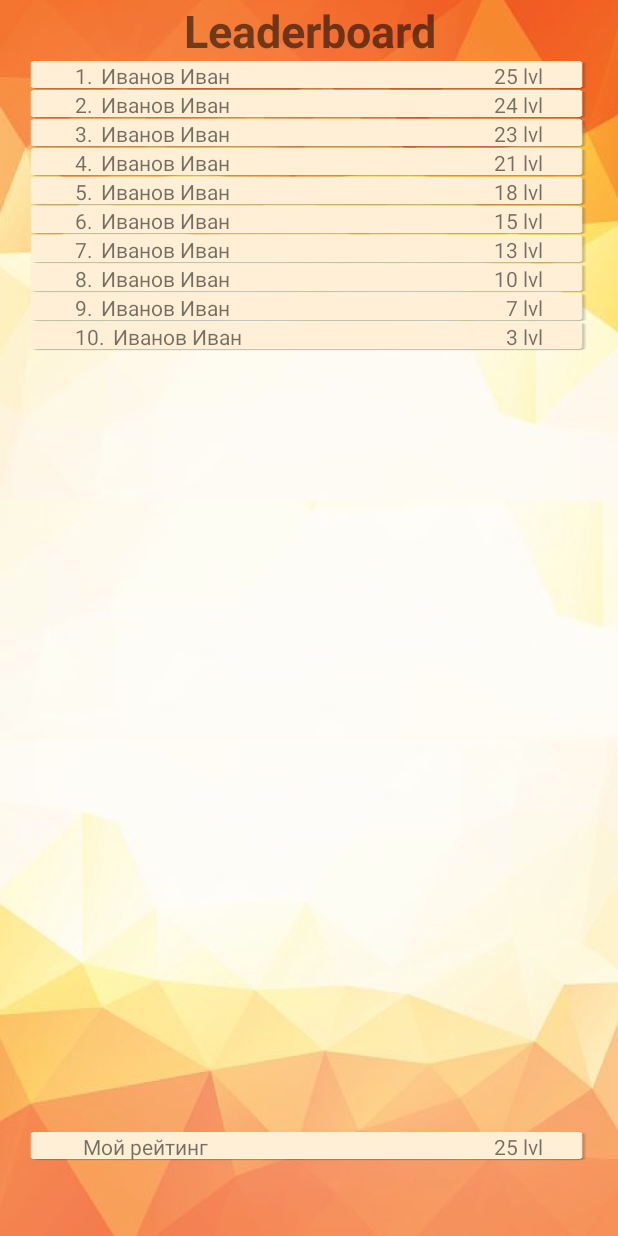
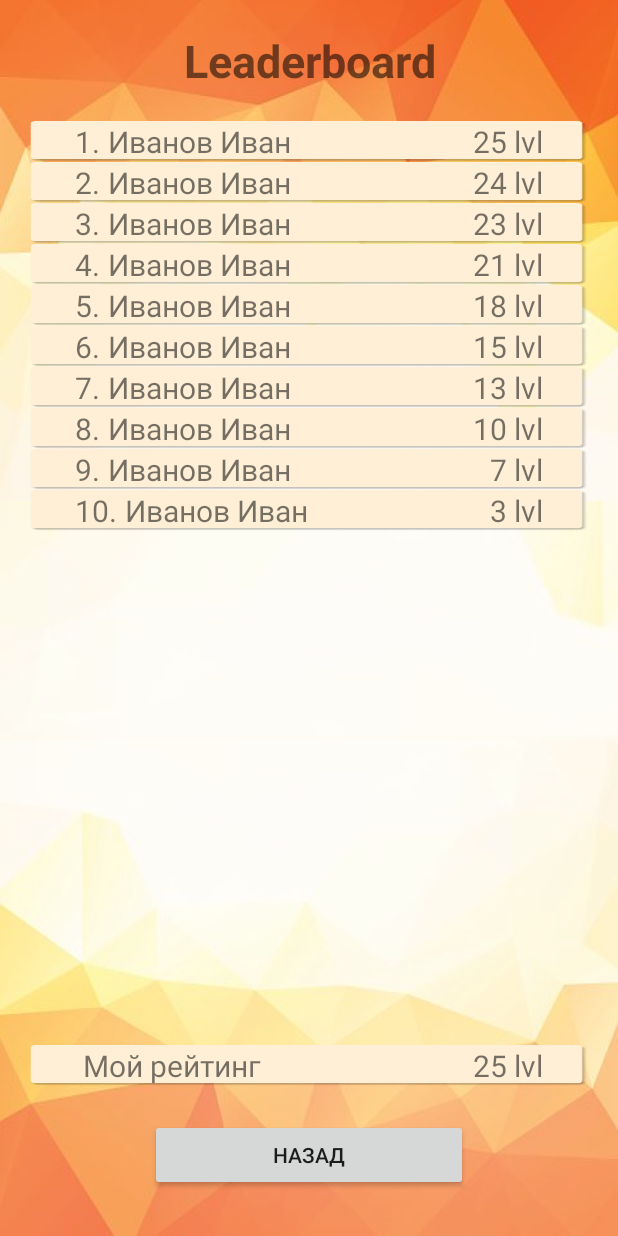
Before and after one commit to Monster155/Child-S, an Android app: the LeaderBoardActivity screen opened directly, with no data from a screen before it, on a phone screen of 412 x 824 dp. Run offline under Robolectric (Android 15) with nearby library versions, the phone set to English and light mode, and no system bars.

Commit message:
Added design + main and info screens

```diff
--- a/app/src/main/AndroidManifest.xml
+++ b/app/src/main/AndroidManifest.xml
@@ -17,6 +17,8 @@
             </intent-filter>
         </activity>
         <activity android:name=".LeaderBoardActivity"></activity>
+        <activity android:name=".InfoActivity"></activity>
+        <activity android:name=".MainActivity"></activity>
     </application>
 
 </manifest>
--- a/app/src/main/java/ru/itlab/child_s/LeaderBoardActivity.java
+++ b/app/src/main/java/ru/itlab/child_s/LeaderBoardActivity.java
@@ -1,10 +1,12 @@
 package ru.itlab.child_s;
 
 import android.app.Activity;
+import android.content.Intent;
 import android.os.Bundle;
 import android.view.LayoutInflater;
 import android.view.View;
 import android.view.ViewGroup;
+import android.widget.Button;
 import android.widget.TextView;
 
 public class LeaderBoardActivity extends Activity {
@@ -27,6 +29,15 @@ public class LeaderBoardActivity extends Activity {
         addLayout("8.", "Иванов Иван", "10 lvl");
         addLayout("9.", "Иванов Иван", "7 lvl");
         addLayout("10.", "Иванов Иван", "3 lvl");
+
+        Button btn = findViewById(R.id.back);
+        btn.setOnClickListener(new View.OnClickListener() {
+            @Override
+            public void onClick(View v) {
+                Intent i = new Intent(LeaderBoardActivity.this, MainActivity.class);
+                startActivity(i);
+            }
+        });
     }
 
     private void addLayout(String numberStr, String nameStr, String scoreStr) {
--- a/app/src/main/java/ru/itlab/child_s/StartActivity.java
+++ b/app/src/main/java/ru/itlab/child_s/StartActivity.java
@@ -35,6 +35,7 @@ public class StartActivity extends Activity {
         text = findViewById(R.id.editText);
         password = findViewById(R.id.editTextPassword);
         logo = findViewById(R.id.imageView);
+        logo.setImageResource(R.drawable.logo);
         error = findViewById(R.id.textView);
 
         login.setOnClickListener(new View.OnClickListener() {
--- a/app/src/main/res/layout/activity_leaderboard.xml
+++ b/app/src/main/res/layout/activity_leaderboard.xml
@@ -11,8 +11,10 @@
         android:layout_width="wrap_content"
         android:layout_height="wrap_content"
         android:layout_alignParentStart="true"
+        android:layout_alignParentTop="true"
         android:layout_alignParentEnd="true"
         android:layout_marginStart="50dp"
+        android:layout_marginTop="20dp"
         android:layout_marginEnd="50dp"
         android:text="Leaderboard"
         android:textAlignment="center"
@@ -27,7 +29,7 @@
         android:layout_alignParentStart="true"
         android:layout_alignParentEnd="true"
         android:layout_marginStart="20dp"
-        android:layout_marginTop="0dp"
+        android:layout_marginTop="20dp"
         android:layout_marginEnd="20dp"
         android:orientation="vertical">
 
@@ -42,5 +44,17 @@
         android:layout_alignParentBottom="true"
         android:layout_marginStart="20dp"
         android:layout_marginEnd="20dp"
-        android:layout_marginBottom="50dp" />
+        android:layout_marginBottom="100dp" />
+
+    <Button
+        android:id="@+id/back"
+        android:layout_width="wrap_content"
+        android:layout_height="wrap_content"
+        android:layout_alignParentStart="true"
+        android:layout_alignParentEnd="true"
+        android:layout_alignParentBottom="true"
+        android:layout_marginStart="100dp"
+        android:layout_marginEnd="100dp"
+        android:layout_marginBottom="30dp"
+        android:text="Назад" />
 </RelativeLayout>
--- a/app/src/main/res/layout/leaderboard_element.xml
+++ b/app/src/main/res/layout/leaderboard_element.xml
@@ -13,6 +13,7 @@
         android:layout_height="wrap_content"
         android:layout_marginStart="30dp"
         android:layout_weight="1"
+        android:textSize="20sp"
         app:layout_constraintStart_toStartOf="parent"
         app:layout_constraintTop_toTopOf="parent" />
 
@@ -24,6 +25,7 @@
         android:layout_marginEnd="5dp"
         android:layout_weight="3"
         android:text="Мой рейтинг"
+        android:textSize="20sp"
         app:layout_constraintEnd_toStartOf="@+id/score"
         app:layout_constraintStart_toEndOf="@+id/number"
         app:layout_constraintTop_toTopOf="parent" />
@@ -36,6 +38,7 @@
         android:layout_weight="1"
         android:text="25 lvl"
         android:textAlignment="viewEnd"
+        android:textSize="20sp"
         app:layout_constraintEnd_toEndOf="parent"
         app:layout_constraintTop_toTopOf="parent" />
 </androidx.constraintlayout.widget.ConstraintLayout>
```
Also changed, not shown: app/src/main/java/ru/itlab/child_s/InfoActivity.java (added, +24 -0 lines), app/src/main/java/ru/itlab/child_s/MainActivity.java (+20 -0 lines), app/src/main/res/layout/activity_info.xml (added, +20 -0 lines), app/src/main/res/layout/activity_main.xml (+18 -7 lines), app/src/main/res/layout/activity_start.xml (+3 -4 lines), app/src/main/res/drawable/btnLogIn.png (deleted), app/src/main/res/drawable/info.png (added), app/src/main/res/drawable/main.png (added).
